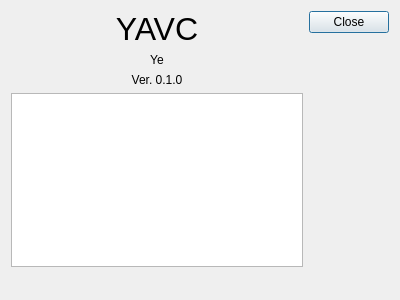
First picture: the form in aboutdialog.ui, repository xandroalmeida/YAVC, before the edit.
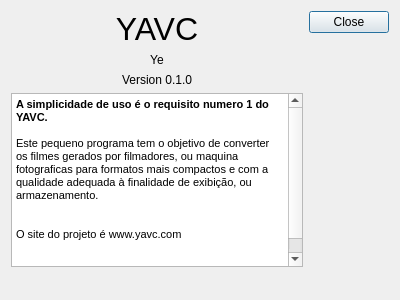
Second picture: the form after the edit.

Commit message: pequena limpeza

```diff
--- a/aboutdialog.ui
+++ b/aboutdialog.ui
@@ -47,7 +47,7 @@
      <item>
       <widget class="QLabel" name="label_3">
        <property name="text">
-        <string>Ver. 0.1.0</string>
+        <string>Version 0.1.0</string>
        </property>
        <property name="alignment">
         <set>Qt::AlignCenter</set>
@@ -55,7 +55,23 @@
       </widget>
      </item>
      <item>
-      <widget class="QTextEdit" name="textEdit"/>
+      <widget class="QTextEdit" name="textEdit">
+       <property name="html">
+        <string>&lt;!DOCTYPE HTML PUBLIC &quot;-//W3C//DTD HTML 4.0//EN&quot; &quot;http://www.w3.org/TR/REC-html40/strict.dtd&quot;&gt;
+&lt;html&gt;&lt;head&gt;&lt;meta name=&quot;qrichtext&quot; content=&quot;1&quot; /&gt;&lt;style type=&quot;text/css&quot;&gt;
+p, li { white-space: pre-wrap; }
+&lt;/style&gt;&lt;/head&gt;&lt;body style=&quot; font-family:'MS Shell Dlg 2'; font-size:8.25pt; font-weight:400; font-style:normal;&quot;&gt;
+&lt;p style=&quot; margin-top:0px; margin-bottom:0px; margin-left:0px; margin-right:0px; -qt-block-indent:0; text-indent:0px;&quot;&gt;&lt;span style=&quot; font-size:8pt; font-weight:600;&quot;&gt;A simplicidade de uso é o requisito numero 1 do YAVC.&lt;/span&gt;&lt;/p&gt;
+&lt;p style=&quot;-qt-paragraph-type:empty; margin-top:0px; margin-bottom:0px; margin-left:0px; margin-right:0px; -qt-block-indent:0; text-indent:0px; font-size:8pt;&quot;&gt;&lt;/p&gt;
+&lt;p style=&quot; margin-top:0px; margin-bottom:0px; margin-left:0px; margin-right:0px; -qt-block-indent:0; text-indent:0px;&quot;&gt;&lt;span style=&quot; font-size:8pt;&quot;&gt;Este pequeno programa tem o objetivo de converter os filmes gerados por filmadores, ou maquina fotograficas para formatos mais compactos e com a qualidade adequada à finalidade de exibição, ou armazenamento.&lt;/span&gt;&lt;/p&gt;
+&lt;p style=&quot;-qt-paragraph-type:empty; margin-top:0px; margin-bottom:0px; margin-left:0px; margin-right:0px; -qt-block-indent:0; text-indent:0px; font-size:8pt;&quot;&gt;&lt;/p&gt;
+&lt;p style=&quot;-qt-paragraph-type:empty; margin-top:0px; margin-bottom:0px; margin-left:0px; margin-right:0px; -qt-block-indent:0; text-indent:0px; font-size:8pt;&quot;&gt;&lt;/p&gt;
+&lt;p style=&quot; margin-top:0px; margin-bottom:0px; margin-left:0px; margin-right:0px; -qt-block-indent:0; text-indent:0px;&quot;&gt;&lt;span style=&quot; font-size:8pt;&quot;&gt;O site do projeto é www.yavc.com&lt;/span&gt;&lt;/p&gt;
+&lt;p style=&quot;-qt-paragraph-type:empty; margin-top:0px; margin-bottom:0px; margin-left:0px; margin-right:0px; -qt-block-indent:0; text-indent:0px; font-size:8pt;&quot;&gt;&lt;/p&gt;
+&lt;p style=&quot;-qt-paragraph-type:empty; margin-top:0px; margin-bottom:0px; margin-left:0px; margin-right:0px; -qt-block-indent:0; text-indent:0px; font-size:8pt;&quot;&gt;&lt;/p&gt;
+&lt;p style=&quot;-qt-paragraph-type:empty; margin-top:0px; margin-bottom:0px; margin-left:0px; margin-right:0px; -qt-block-indent:0; text-indent:0px; font-size:8pt;&quot;&gt;&lt;/p&gt;&lt;/body&gt;&lt;/html&gt;</string>
+       </property>
+      </widget>
      </item>
      <item>
       <spacer name="verticalSpacer">
```
The commit also changes 2 other files.
